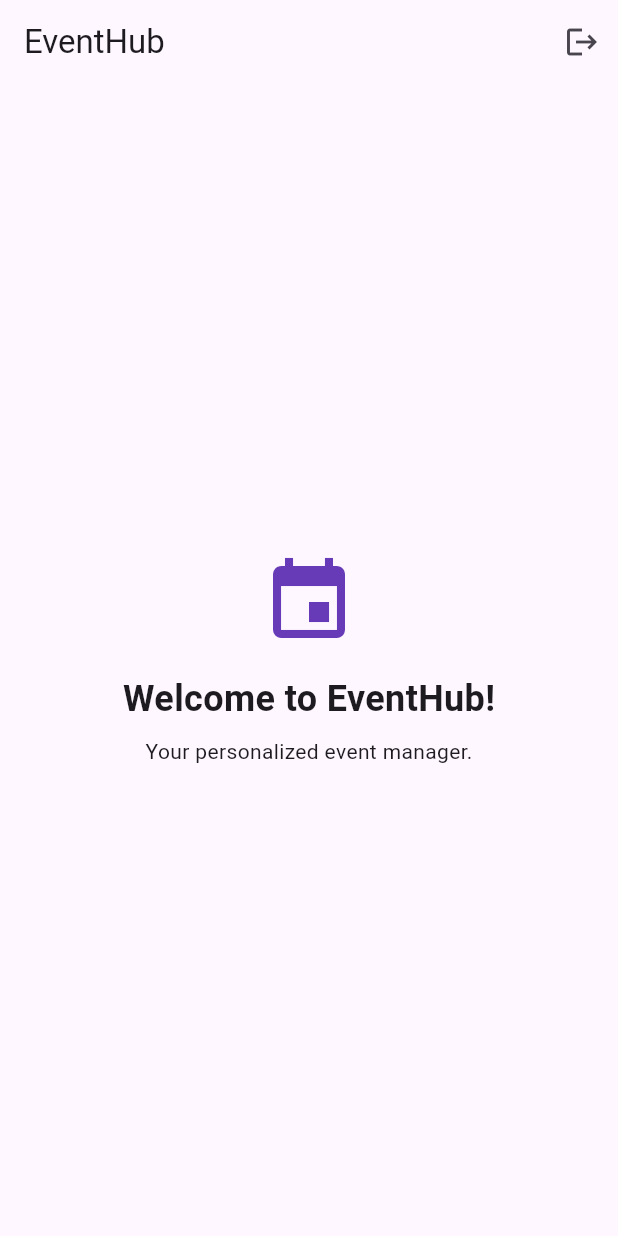
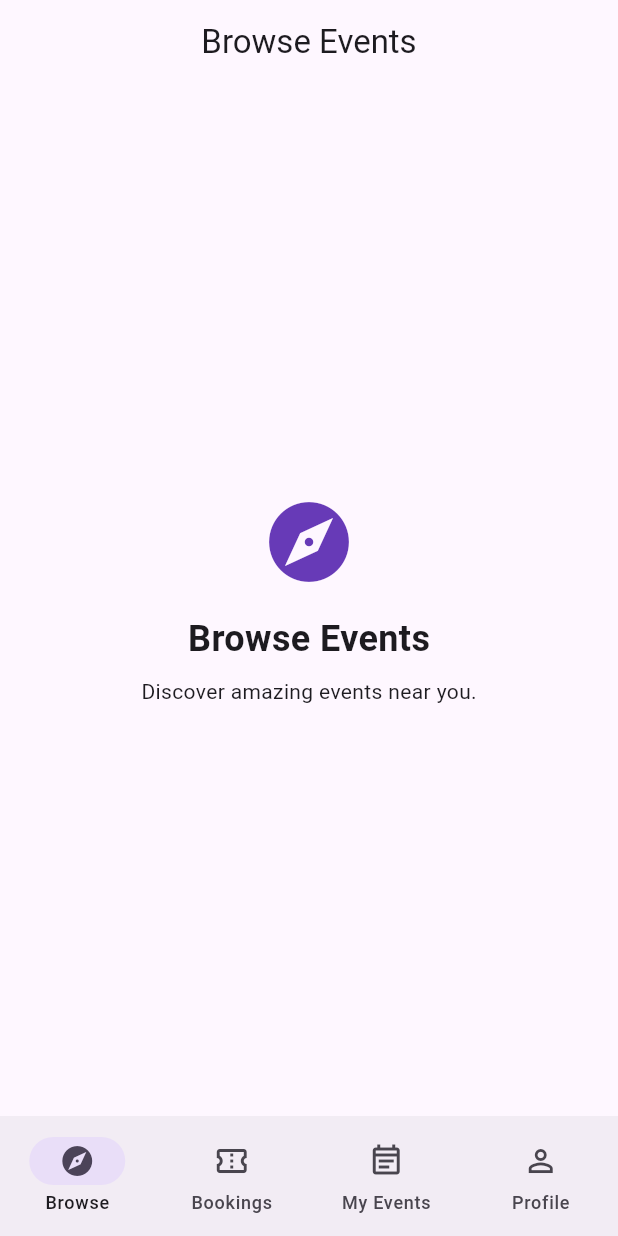
Before and after one commit to SajanaJayawardhana/eventhub, a Flutter app: the screen it shows once a user with an empty profile is signed in, on a phone screen of 412 x 824 dp. Run offline on Flutter 3.47's test engine with Material 3 defaults, Android fonts, the phone set to English and light mode, and no system bars; our stand-ins replace supabase_flutter; accounts and stored records are empty.

Commit message:
Add bottom navigation shell with 4 placeholder screens

```diff
--- a/lib/main.dart
+++ b/lib/main.dart
@@ -2,6 +2,7 @@ import 'dart:async';
 import 'package:flutter/material.dart';
 import 'package:supabase_flutter/supabase_flutter.dart';
 import 'screens/login_screen.dart';
+import 'screens/home_shell.dart';
 
 Future<void> main() async {
   WidgetsFlutterBinding.ensureInitialized();
@@ -66,45 +67,6 @@ class _RootScreenState extends State<RootScreen> {
 
   @override
   Widget build(BuildContext context) {
-    return _session == null ? const LoginScreen() : const HomeScreen();
+    return _session == null ? const LoginScreen() : const HomeShell();
   }
 }
-
-class HomeScreen extends StatelessWidget {
-  const HomeScreen({super.key});
-
-  Future<void> _logout() async {
-    await supabase.auth.signOut();
-  }
-
-  @override
-  Widget build(BuildContext context) {
-    return Scaffold(
-      appBar: AppBar(
-        title: const Text('EventHub'),
-        actions: [
-          IconButton(
-            onPressed: _logout,
-            icon: const Icon(Icons.logout),
-            tooltip: 'Logout',
-          ),
-        ],
-      ),
-      body: const Center(
-        child: Column(
-          mainAxisAlignment: MainAxisAlignment.center,
-          children: [
-            Icon(Icons.event, size: 64, color: Colors.deepPurple),
-            SizedBox(height: 16),
-            Text(
-              'Welcome to EventHub!',
-              style: TextStyle(fontSize: 24, fontWeight: FontWeight.bold),
-            ),
-            SizedBox(height: 8),
-            Text('Your personalized event manager.'),
-          ],
-        ),
-      ),
-    );
-  }
-}
--- /dev/null
+++ b/lib/screens/browse_events_screen.dart
@@ -0,0 +1,24 @@
+import 'package:flutter/material.dart';
+
+class BrowseEventsScreen extends StatelessWidget {
+  const BrowseEventsScreen({super.key});
+
+  @override
+  Widget build(BuildContext context) {
+    return const Center(
+      child: Column(
+        mainAxisAlignment: MainAxisAlignment.center,
+        children: [
+          Icon(Icons.explore, size: 64, color: Colors.deepPurple),
+          SizedBox(height: 16),
+          Text(
+            'Browse Events',
+            style: TextStyle(fontSize: 24, fontWeight: FontWeight.bold),
+          ),
+          SizedBox(height: 8),
+          Text('Discover amazing events near you.'),
+        ],
+      ),
+    );
+  }
+}
--- /dev/null
+++ b/lib/screens/home_shell.dart
@@ -0,0 +1,71 @@
+import 'package:flutter/material.dart';
+import 'browse_events_screen.dart';
+import 'my_bookings_screen.dart';
+import 'my_events_screen.dart';
+import 'profile_screen.dart';
+
+class HomeShell extends StatefulWidget {
+  const HomeShell({super.key});
+
+  @override
+  State<HomeShell> createState() => _HomeShellState();
+}
+
+class _HomeShellState extends State<HomeShell> {
+  int _selectedIndex = 0;
+
+  final List<Widget> _screens = const [
+    BrowseEventsScreen(),
+    MyBookingsScreen(),
+    MyEventsScreen(),
+    ProfileScreen(),
+  ];
+
+  final List<String> _titles = const [
+    'Browse Events',
+    'My Bookings',
+    'My Events',
+    'Profile',
+  ];
+
+  @override
+  Widget build(BuildContext context) {
+    return Scaffold(
+      appBar: AppBar(
+        title: Text(_titles[_selectedIndex]),
+        centerTitle: true,
+      ),
+      body: _screens[_selectedIndex],
+      bottomNavigationBar: NavigationBar(
+        selectedIndex: _selectedIndex,
+        onDestinationSelected: (int index) {
+          setState(() {
+            _selectedIndex = index;
+          });
+        },
+        destinations: const [
+          NavigationDestination(
+            icon: Icon(Icons.explore_outlined),
+            selectedIcon: Icon(Icons.explore),
+            label: 'Browse',
+          ),
+          NavigationDestination(
+            icon: Icon(Icons.confirmation_number_outlined),
+            selectedIcon: Icon(Icons.confirmation_number),
+            label: 'Bookings',
+          ),
+          NavigationDestination(
+            icon: Icon(Icons.event_note_outlined),
+            selectedIcon: Icon(Icons.event_note),
+            label: 'My Events',
+          ),
+          NavigationDestination(
+            icon: Icon(Icons.person_outline),
+            selectedIcon: Icon(Icons.person),
+            label: 'Profile',
+          ),
+        ],
+      ),
+    );
+  }
+}
```
Also changed, not shown: lib/screens/my_bookings_screen.dart (added, +24 -0 lines), lib/screens/my_events_screen.dart (added, +24 -0 lines), lib/screens/profile_screen.dart (added, +39 -0 lines).
